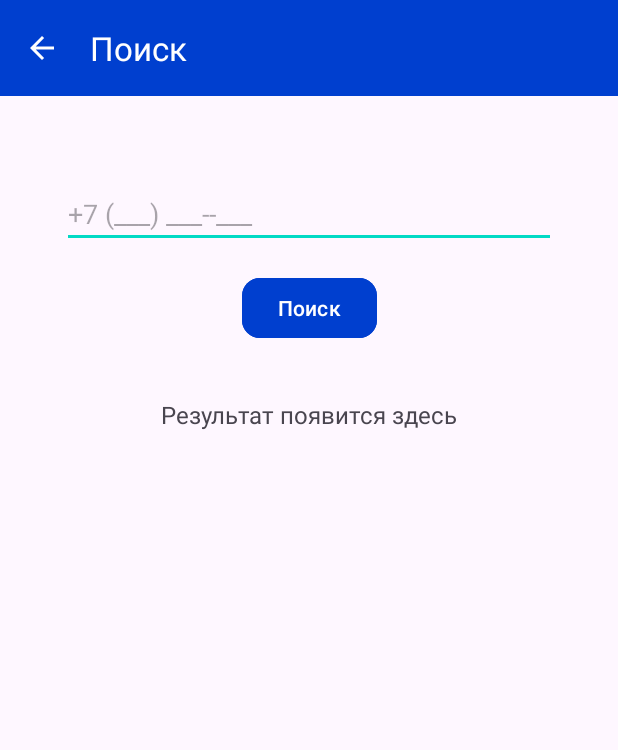
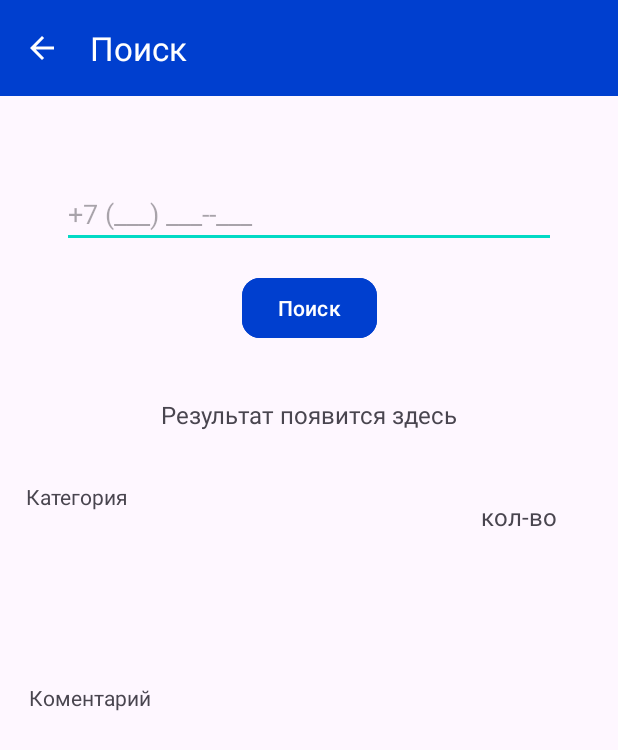
Before and after one commit to BoberCoder0/ScamGuard, an Android app: the Search screen opened directly, with no data from a screen before it, on a phone screen of 412 x 824 dp. Shown: the top 750 px of the screen. Run offline under Robolectric (Android 15) with nearby library versions, the phone set to English and light mode, and no system bars; libraries missing offline, so code that uses them is left out: org.apache.poi.

Commit message:
0.3.0(работает)

```diff
--- a/app/src/main/res/layout/activity_search.xml
+++ b/app/src/main/res/layout/activity_search.xml
@@ -5,6 +5,22 @@
     android:layout_width="match_parent"
     android:layout_height="match_parent"
     tools:context=".Search">
+
+    <TextView
+        android:id="@+id/category_view"
+        android:layout_width="74dp"
+        android:layout_height="40dp"
+        android:layout_marginStart="17dp"
+        android:layout_marginTop="22dp"
+        android:layout_marginEnd="230dp"
+        android:layout_marginBottom="15dp"
+        android:text="Категория"
+        app:layout_constraintBottom_toTopOf="@+id/comment_view"
+        app:layout_constraintEnd_toStartOf="@+id/complaints_view"
+        app:layout_constraintHorizontal_bias="0.0"
+        app:layout_constraintStart_toStartOf="parent"
+        app:layout_constraintTop_toBottomOf="@+id/result_view"
+        app:layout_constraintVertical_bias="0.0" />
 
     <androidx.appcompat.widget.Toolbar
         android:id="@+id/toolbar"
@@ -51,15 +67,44 @@
         android:id="@+id/result_view"
         android:layout_width="0dp"
         android:layout_height="wrap_content"
+        android:layout_marginStart="16dp"
+        android:layout_marginTop="24dp"
+        android:layout_marginEnd="16dp"
+        android:gravity="center"
+        android:padding="12dp"
         android:text="Результат появится здесь"
         android:textSize="16sp"
+        app:layout_constraintEnd_toEndOf="parent"
+        app:layout_constraintStart_toStartOf="parent"
+        app:layout_constraintTop_toBottomOf="@id/check_button" />
+
+    <TextView
+        android:id="@+id/complaints_view"
+        android:layout_width="85dp"
+        android:layout_height="44dp"
+        android:layout_marginStart="16dp"
+        android:layout_marginTop="92dp"
+        android:layout_marginEnd="16dp"
         android:padding="12dp"
-        android:gravity="center"
-        app:layout_constraintTop_toBottomOf="@id/check_button"
+        android:text="кол-во"
+        android:textSize="16sp"
+        app:layout_constraintEnd_toEndOf="parent"
+        app:layout_constraintHorizontal_bias="0.993"
         app:layout_constraintStart_toStartOf="parent"
+        app:layout_constraintTop_toBottomOf="@id/check_button" />
+
+    <TextView
+        android:id="@+id/comment_view"
+        android:layout_width="377dp"
+        android:layout_height="293dp"
+        android:layout_marginTop="180dp"
+
+        android:layout_marginBottom="29dp"
+        android:text="Коментарий"
+        app:layout_constraintBottom_toBottomOf="parent"
         app:layout_constraintEnd_toEndOf="parent"
-        android:layout_marginTop="24dp"
-        android:layout_marginStart="16dp"
-        android:layout_marginEnd="16dp" />
+        app:layout_constraintHorizontal_bias="0.567"
+        app:layout_constraintStart_toStartOf="parent"
+        app:layout_constraintTop_toBottomOf="@id/check_button" />
 
 </androidx.constraintlayout.widget.ConstraintLayout>
```
Also changed, not shown: app/src/main/java/com/example/testapp2/ScamInfo.java (added, +31 -0 lines), app/src/main/java/com/example/testapp2/Search.java (+36 -6 lines).
